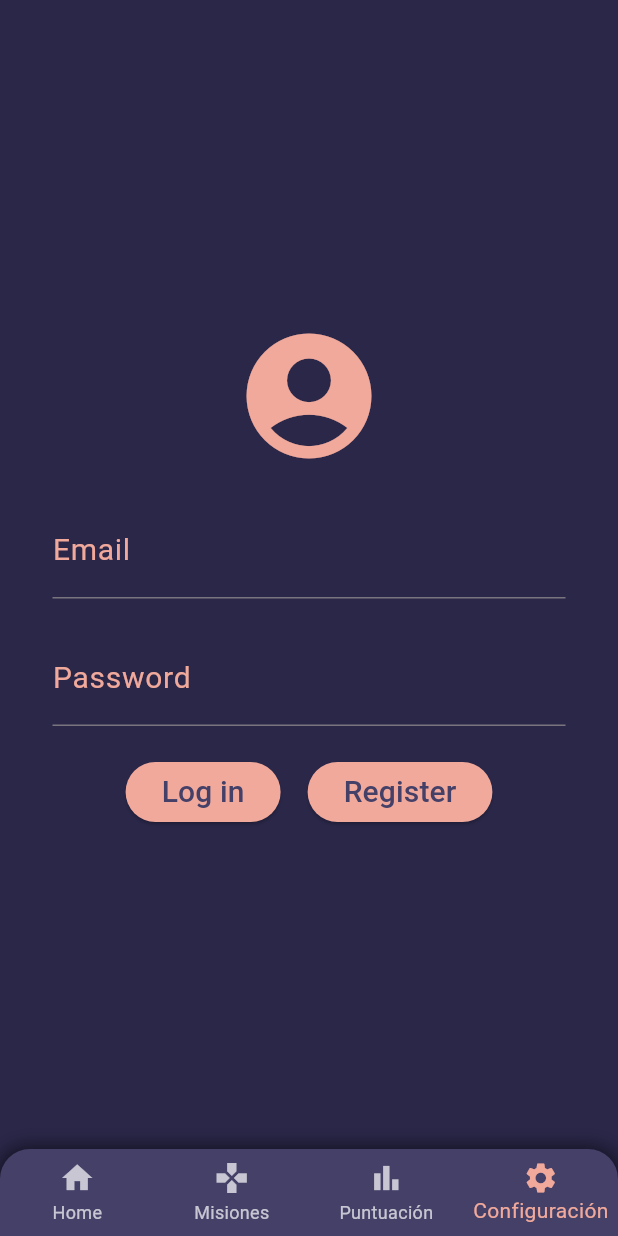
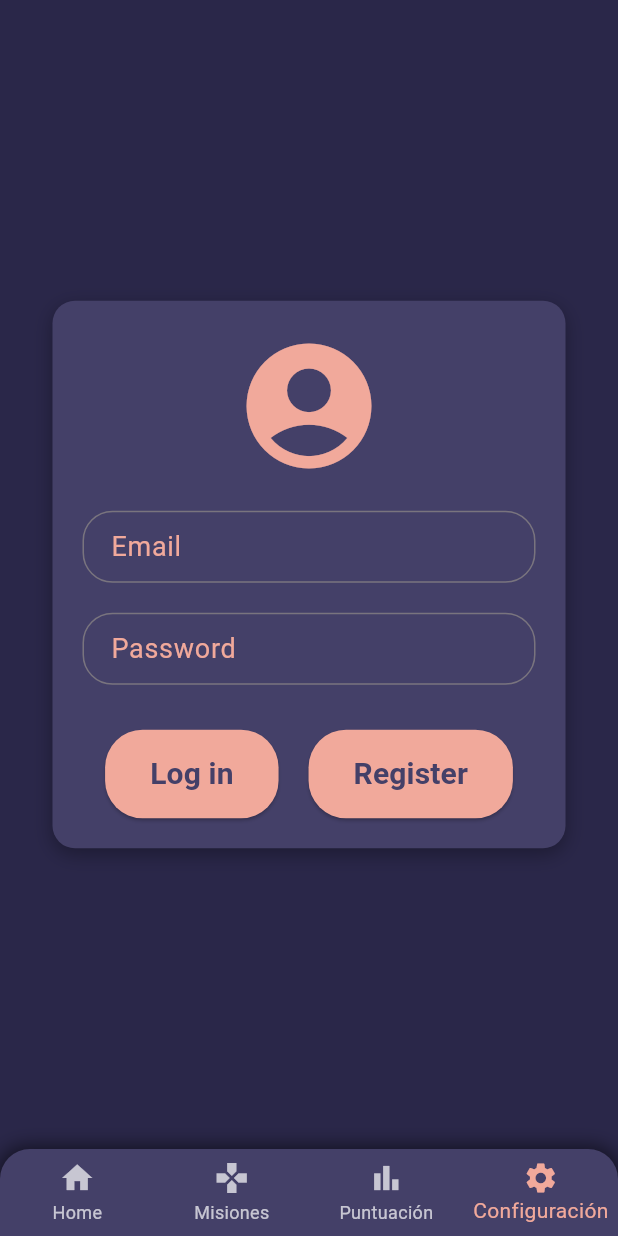
Before and after one commit to SFP95/msproject, a Flutter app: the screen it shows after launch, item 4 of the bottom bar chosen, on a phone screen of 412 x 824 dp. Run offline on Flutter 3.47's test engine with Material 3 defaults, Android fonts, the light colour scheme and no system bars; our stand-ins replace percent_indicator.

Commit message:
arreglos en Log y Ranking

```diff
--- a/lib/screening/Log_screening.dart
+++ b/lib/screening/Log_screening.dart
@@ -6,100 +6,114 @@ class LoginPage extends StatefulWidget {
   State<LoginPage> createState() => _LoginPage();
 }
 
-class _LoginPage extends State<LoginPage>{
+class _LoginPage extends State<LoginPage> {
   @override
   Widget build(BuildContext context) {
     return Scaffold(
-      backgroundColor: Color.fromARGB(255, 42, 39, 73), // fonde detras del menu
+      backgroundColor: Color.fromARGB(255, 42, 39, 73), // Fondo oscuro
       body: Center(
         child: Container(
-        margin: EdgeInsets.fromLTRB(35, 5, 35, 5),
+          margin: EdgeInsets.symmetric(horizontal: 35, vertical: 20),
+          decoration: BoxDecoration(
+            color: Color.fromARGB(255, 68, 64, 104), // Usar el mismo color de fondo
+            borderRadius: BorderRadius.circular(15),
+            boxShadow: [
+              BoxShadow(
+                color: Colors.black.withOpacity(0.3),
+                offset: Offset(0, 4),
+                blurRadius: 10,
+              )
+            ],
+          ),
+          padding: EdgeInsets.all(20),
           child: SingleChildScrollView(
             child: Column(
+              mainAxisAlignment: MainAxisAlignment.center,
               children: [
                 Icon(
                   Icons.account_circle,
                   size: 100,
-                  color:Color(0xFFF1A99B)
+                  color: Color(0xFFF1A99B), // Color de icono
                 ),
                 SizedBox(height: 20),
-              TextFormField(
+                _buildTextField("Email", false),
+                SizedBox(height: 20),
+                _buildTextField("Password", true),
+                SizedBox(height: 30),
+                Row(
+                  mainAxisAlignment: MainAxisAlignment.center,
+                  children: [
+                    _buildAuthButton('Log in', () {
+                      // Acción de login
+                    }),
+                    SizedBox(width: 20),
+                    _buildAuthButton('Register', () {
+                      // Acción de registro
+                    }),
+                  ],
+                ),
+              ],
+            ),
+          ),
+        ),
+      ),
+    );
+  }
+
+  // Función para crear un campo de texto estilizado
+  Widget _buildTextField(String label, bool isPassword) {
+    return TextFormField(
       style: TextStyle(
-                  fontSize: 20,
+        fontSize: 18,
         color: Colors.white70,
       ),
-                //controller: _emailController,
+      obscureText: isPassword,
       decoration: InputDecoration(
         focusedBorder: OutlineInputBorder(
           borderRadius: BorderRadius.circular(20),
           borderSide: BorderSide(
-                          color: Colors.white70,
-                        )
-                    ),
-                    labelText: 'Email',
-                    labelStyle: TextStyle(
-                      fontSize: 20,
             color: Color(0xFFF1A99B),
-                    )
           ),
         ),
-              SizedBox(height: 20),
-              TextFormField(
-                style: TextStyle(
-                  fontSize: 20,
-                  color: Colors.white70,
+        labelText: label,
+        labelStyle: TextStyle(
+          fontSize: 18,
+          color: Color(0xFFF1A99B),
         ),
-                //controller: _passwordController,
-                decoration: InputDecoration(
-                    focusedBorder: OutlineInputBorder(
+        border: OutlineInputBorder(
           borderRadius: BorderRadius.circular(20),
           borderSide: BorderSide(
             color: Colors.white70,
-                        )
           ),
-                    labelText: 'Password',
-                    labelStyle: TextStyle(
-                      fontSize: 20,
-                      color: Color(0xFFF1A99B),
-                    )),
-                obscureText: true,
         ),
-              SizedBox(height: 20),
-              Row(
-                mainAxisAlignment: MainAxisAlignment.center,
-                spacing: Checkbox.width,
-                children: [
-                  ElevatedButton(
+        contentPadding: EdgeInsets.symmetric(vertical: 10, horizontal: 15),
+      ),
+    );
+  }
+
+  // Función para crear botones estilizados
+  Widget _buildAuthButton(String text, VoidCallback onPressed) {
+    return ElevatedButton(
       style: ButtonStyle(
         backgroundColor: MaterialStateProperty.all<Color>(Color(0xFFF1A99B)),
+        padding: MaterialStateProperty.all<EdgeInsetsGeometry>(
+          EdgeInsets.symmetric(horizontal: 30, vertical: 15),
         ),
-                      onPressed: (){
-                      },
-                      child: Text('Log in',
-                          style: TextStyle(
-                              color: Color.fromARGB(255, 68, 64, 104),
-                              fontSize: 20)),
-                  ),
-                  ElevatedButton(
-                    style: ButtonStyle(
-                      backgroundColor: MaterialStateProperty.all<Color>(Color(0xFFF1A99B)),
-                    ),
-                    onPressed: (){
-
-                    },
-                    child: Text('Register',
-                        style: TextStyle(
-                            color: Color.fromARGB(255, 68, 64, 104),
-                            fontSize: 20)),
-                  ),
-
-                ],
-              )
-            ],
+        shape: MaterialStateProperty.all<RoundedRectangleBorder>(
+          RoundedRectangleBorder(
+            borderRadius: BorderRadius.circular(25),
           ),
         ),
       ),
-    )
+      onPressed: onPressed,
+      child: Text(
+        text,
+        style: TextStyle(
+          color: Color.fromARGB(255, 68, 64, 104),
+          fontSize: 20,
+          fontWeight: FontWeight.bold,
+        ),
+      ),
     );
   }
 }
--- a/lib/screening/Ranking_screening.dart
+++ b/lib/screening/Ranking_screening.dart
@@ -74,22 +74,34 @@ class _PuntuacionPage extends State<PuntuacionPage> {
                   children: [
                     Text(
                       "Puntuación Total del Mes",
-                      style: TextStyle(fontSize: 20, fontWeight: FontWeight.bold, color: Color(0xFFF1A99B)),
+                      style: TextStyle(
+                          fontSize: 22,
+                          fontWeight: FontWeight.bold,
+                          color: Color(0xFFF1A99B)),
                     ),
                     SizedBox(height: 5),
                     Text(
                       "${(totalScore * 100).toStringAsFixed(0)}",
-                      style: TextStyle(fontSize: 22, color: Colors.white),
+                      style: TextStyle(
+                          fontSize: 20,
+                          fontWeight: FontWeight.bold,
+                          color: Colors.white),
                     ),
                     SizedBox(height: 5),
                     Text(
                       "Puntuación Total de la Semana",
-                      style: TextStyle(fontSize: 20, fontWeight: FontWeight.bold, color: Color(0xFFF1A99B)),
+                      style: TextStyle(
+                          fontSize: 22,
+                          fontWeight: FontWeight.bold,
+                          color: Color(0xFFF1A99B)),
                     ),
                     SizedBox(height: 5),
                     Text(
                       "${(weeklyScore * 100).toStringAsFixed(0)}",
-                      style: TextStyle(fontSize: 22, color: Colors.white),
+                      style: TextStyle(
+                          fontSize: 20,
+                          fontWeight: FontWeight.bold,
+                          color: Colors.white),
                     ),
                   ],
                 ),
```
Lines whose indentation alone changed are shown as unchanged.
